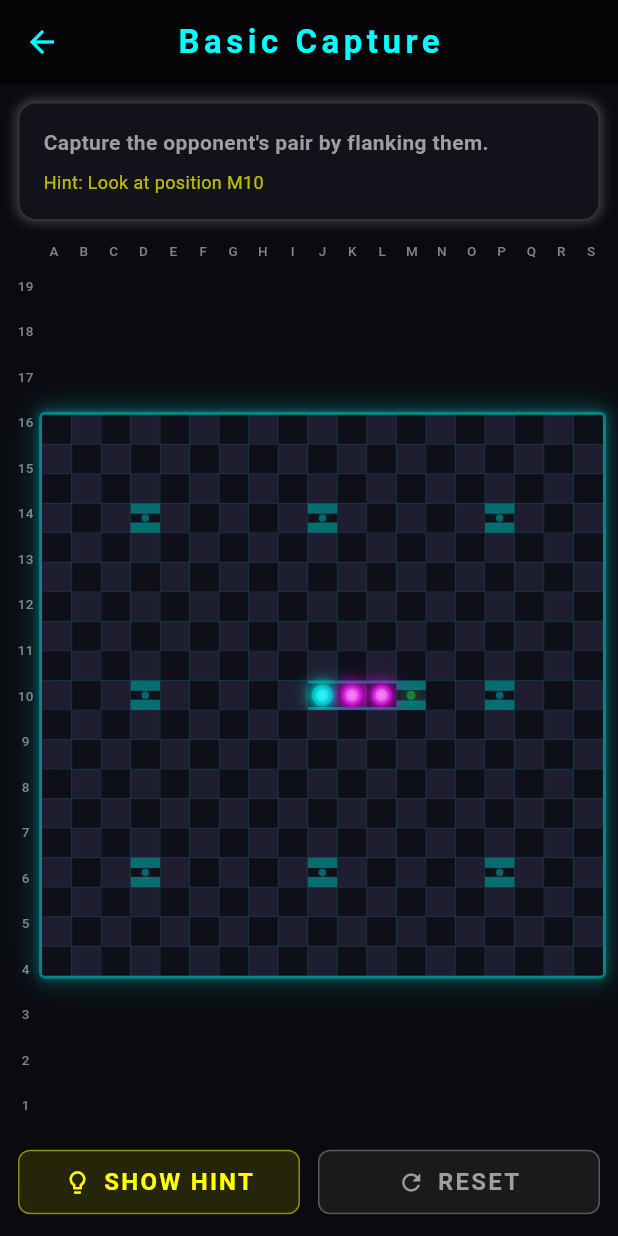
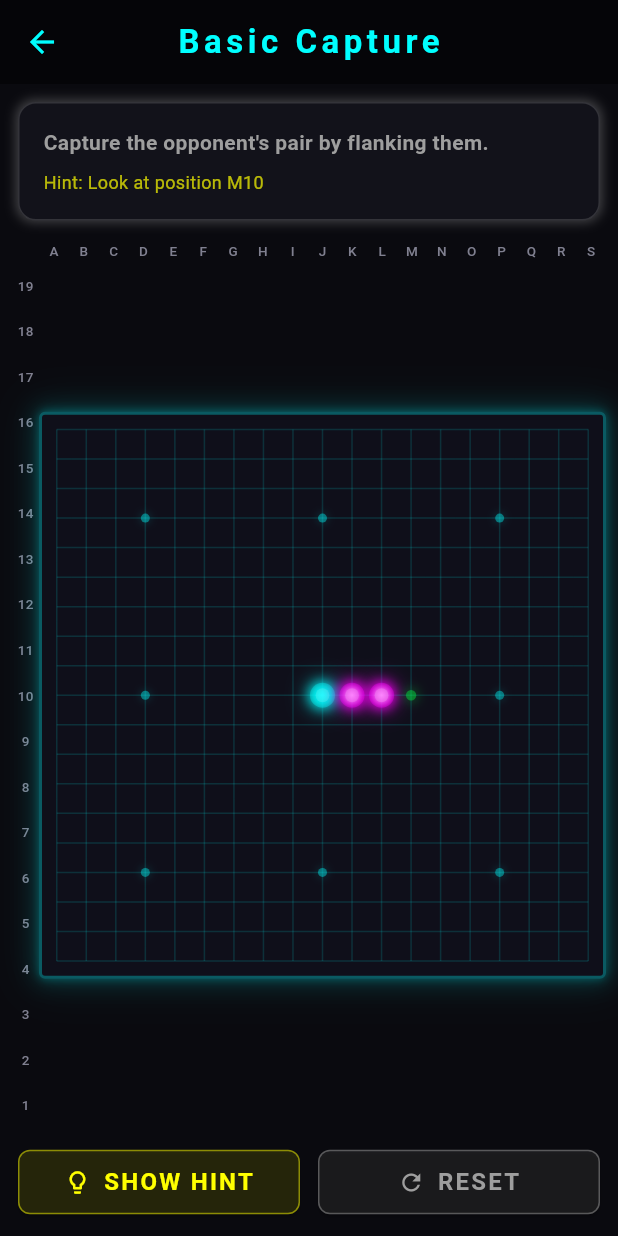
Before and after one commit to macpac312/Pente, a Flutter app: the PuzzleScreen screen opened directly with sample values from the repository, after a tap on "SHOW HINT", on a phone screen of 412 x 824 dp. Run offline on Flutter 3.47's test engine with Material 3 defaults, Android fonts, the phone set to English and light mode, and no system bars.

Commit message:
Fix board to render stones on grid intersections instead of cell centers
Replace chess-style alternating cell squares with proper Pente/Go
intersection-based grid. Each cell now uses CustomPainter to draw grid
lines through its center, with stones placed at the intersection point.
Edge cells correctly terminate lines at the board boundary.

https://claude.ai/code/session_016Coea3DHNpuUUpmaxdrS5i

```diff
--- a/lib/widgets/neon_board.dart
+++ b/lib/widgets/neon_board.dart
@@ -30,18 +30,14 @@ class NeonBoard extends StatelessWidget {
 
   // ── Helpers ──────────────────────────────────────────────────────────
 
-  /// True when the tournament-rule restricted zone should be displayed.
   bool get _showTournamentZone =>
       moveCount == 2 && currentPlayer == StoneType.player1;
 
-  /// Star-point positions on a standard 19x19 board.
   static bool _isStarPoint(int row, int col) {
     return (row == 3 || row == 9 || row == 15) &&
         (col == 3 || col == 9 || col == 15);
   }
 
-  /// Whether [row],[col] falls inside the tournament-rule restricted area
-  /// (Chebyshev distance < tournamentRuleDistance from centre).
   static bool _isInTournamentZone(int row, int col) {
     final dr = (row - Constants.boardCenter).abs();
     final dc = (col - Constants.boardCenter).abs();
@@ -67,7 +63,7 @@ class NeonBoard extends StatelessWidget {
           height: 16,
           child: Row(
             children: [
-              const SizedBox(width: 18), // spacer matching row-label width
+              const SizedBox(width: 18),
               Expanded(
                 child: Row(
                   children: List.generate(Constants.boardSize, (col) {
@@ -94,7 +90,6 @@ class NeonBoard extends StatelessWidget {
         Expanded(
           child: Row(
             children: [
-              // Row labels (19 down to 1)
               SizedBox(
                 width: 18,
                 child: Column(
@@ -115,7 +110,6 @@ class NeonBoard extends StatelessWidget {
                 ),
               ),
 
-              // The board itself
               Expanded(
                 child: AspectRatio(
                   aspectRatio: 1,
@@ -134,6 +128,7 @@ class NeonBoard extends StatelessWidget {
   Widget _buildBoardContainer() {
     return Container(
       decoration: BoxDecoration(
+        color: NeonTheme.gridBg,
         border: Border.all(
           color: NeonTheme.neonCyan.withAlpha(80),
           width: 2,
@@ -149,7 +144,7 @@ class NeonBoard extends StatelessWidget {
               child: Row(
                 children: List.generate(Constants.boardSize, (col) {
                   return Expanded(
-                    child: _buildSquare(row, col),
+                    child: _buildIntersection(row, col),
                   );
                 }),
               ),
@@ -160,9 +155,9 @@ class NeonBoard extends StatelessWidget {
     );
   }
 
-  // ── Individual square ────────────────────────────────────────────────
+  // ── Individual intersection ────────────────────────────────────────
 
-  Widget _buildSquare(int row, int col) {
+  Widget _buildIntersection(int row, int col) {
     final pos = Position(row, col);
     final stone = board[row][col];
     final isLast = lastMove == pos;
@@ -170,62 +165,74 @@ class NeonBoard extends StatelessWidget {
     final isHighlight = highlightPosition == pos && stone == StoneType.none;
     final isRestricted = _showTournamentZone && _isInTournamentZone(row, col);
 
-    // Alternating subtle dark colours (chess-style)
-    final isDark = (row + col) % 2 == 0;
-    Color bgColor = isDark ? NeonTheme.gridBg : NeonTheme.gridLine;
-
-    // Last-move highlight
-    if (isLast && stone != StoneType.none) {
-      bgColor = NeonTheme.neonYellow.withAlpha(25);
-    }
-
     return GestureDetector(
       onTap: interactive && onTap != null ? () => onTap!(pos) : null,
       behavior: HitTestBehavior.opaque,
-      child: Container(
-        decoration: BoxDecoration(
-          color: bgColor,
-          border: Border.all(
-            color: NeonTheme.neonCyan.withAlpha(12),
-            width: 0.5,
-          ),
-        ),
       child: LayoutBuilder(
         builder: (context, constraints) {
           final cellSize = constraints.maxWidth;
-            final stoneSize = cellSize * 0.78;
+          final stoneSize = cellSize * 0.85;
 
           return Stack(
             alignment: Alignment.center,
             children: [
+              // Grid lines through center of each intersection
+              CustomPaint(
+                size: Size(cellSize, cellSize),
+                painter: _GridLinePainter(
+                  row: row,
+                  col: col,
+                  boardSize: Constants.boardSize,
+                  lineColor: NeonTheme.neonCyan.withAlpha(35),
+                ),
+              ),
+
               // Tournament-rule restricted zone overlay
               if (isRestricted)
                 Positioned.fill(
                   child: Container(color: NeonTheme.neonRed.withAlpha(18)),
                 ),
 
-                // Star point dot (only visible when no stone)
-                if (stone == StoneType.none && _isStarPoint(row, col))
+              // Last-move highlight glow behind stone
+              if (isLast && stone != StoneType.none)
                 Container(
-                    width: 5,
-                    height: 5,
+                  width: cellSize * 0.6,
+                  height: cellSize * 0.6,
                   decoration: BoxDecoration(
                     shape: BoxShape.circle,
-                      color: NeonTheme.neonCyan.withAlpha(80),
+                    color: NeonTheme.neonYellow.withAlpha(25),
                     boxShadow: [
                       BoxShadow(
-                          color: NeonTheme.neonCyan.withAlpha(40),
-                          blurRadius: 3,
+                        color: NeonTheme.neonYellow.withAlpha(30),
+                        blurRadius: 8,
+                        spreadRadius: 2,
                       ),
                     ],
                   ),
                 ),
 
-                // Coach hint / legal-move dot
+              // Star point dot (only visible when no stone)
+              if (stone == StoneType.none && _isStarPoint(row, col))
+                Container(
+                  width: 6,
+                  height: 6,
+                  decoration: BoxDecoration(
+                    shape: BoxShape.circle,
+                    color: NeonTheme.neonCyan.withAlpha(100),
+                    boxShadow: [
+                      BoxShadow(
+                        color: NeonTheme.neonCyan.withAlpha(50),
+                        blurRadius: 4,
+                      ),
+                    ],
+                  ),
+                ),
+
+              // Coach hint dot
               if (isHighlight)
                 Container(
-                    width: cellSize * 0.32,
-                    height: cellSize * 0.32,
+                  width: cellSize * 0.35,
+                  height: cellSize * 0.35,
                   decoration: BoxDecoration(
                     shape: BoxShape.circle,
                     color: NeonTheme.neonGreen.withAlpha(100),
@@ -239,7 +246,7 @@ class NeonBoard extends StatelessWidget {
                   ),
                 ),
 
-                // Stone
+              // Stone on the intersection
               if (stone != StoneType.none)
                 NeonStone(
                   type: stone,
@@ -251,7 +258,48 @@ class NeonBoard extends StatelessWidget {
           );
         },
       ),
-      ),
     );
   }
 }
+
+// ── CustomPainter for grid lines ──────────────────────────────────────
+
+class _GridLinePainter extends CustomPainter {
+  final int row;
+  final int col;
+  final int boardSize;
+  final Color lineColor;
+
+  _GridLinePainter({
+    required this.row,
+    required this.col,
+    required this.boardSize,
+    required this.lineColor,
+  });
+
+  @override
+  void paint(Canvas canvas, Size size) {
+    final paint = Paint()
+      ..color = lineColor
+      ..strokeWidth = 1.0
+      ..style = PaintingStyle.stroke;
+
+    final cx = size.width / 2;
+    final cy = size.height / 2;
+
+    // Horizontal line: from left edge to right edge of cell,
+    // but stop at center for board edges.
+    final left = col == 0 ? cx : 0.0;
+    final right = col == boardSize - 1 ? cx : size.width;
+    canvas.drawLine(Offset(left, cy), Offset(right, cy), paint);
+
+    // Vertical line: from top edge to bottom edge of cell,
+    // but stop at center for board edges.
+    final top = row == 0 ? cy : 0.0;
+    final bottom = row == boardSize - 1 ? cy : size.height;
+    canvas.drawLine(Offset(cx, top), Offset(cx, bottom), paint);
+  }
+
+  @override
+  bool shouldRepaint(_GridLinePainter oldDelegate) => false;
+}
```
Lines whose indentation alone changed are shown as unchanged.
